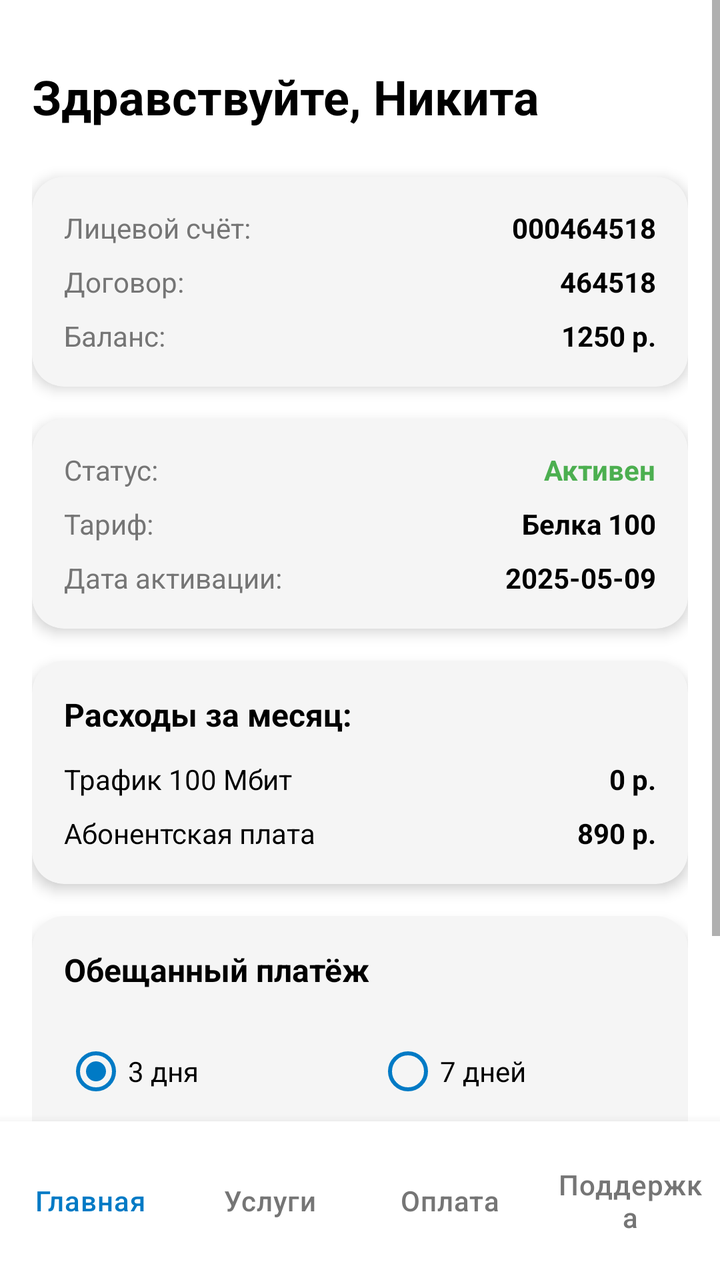
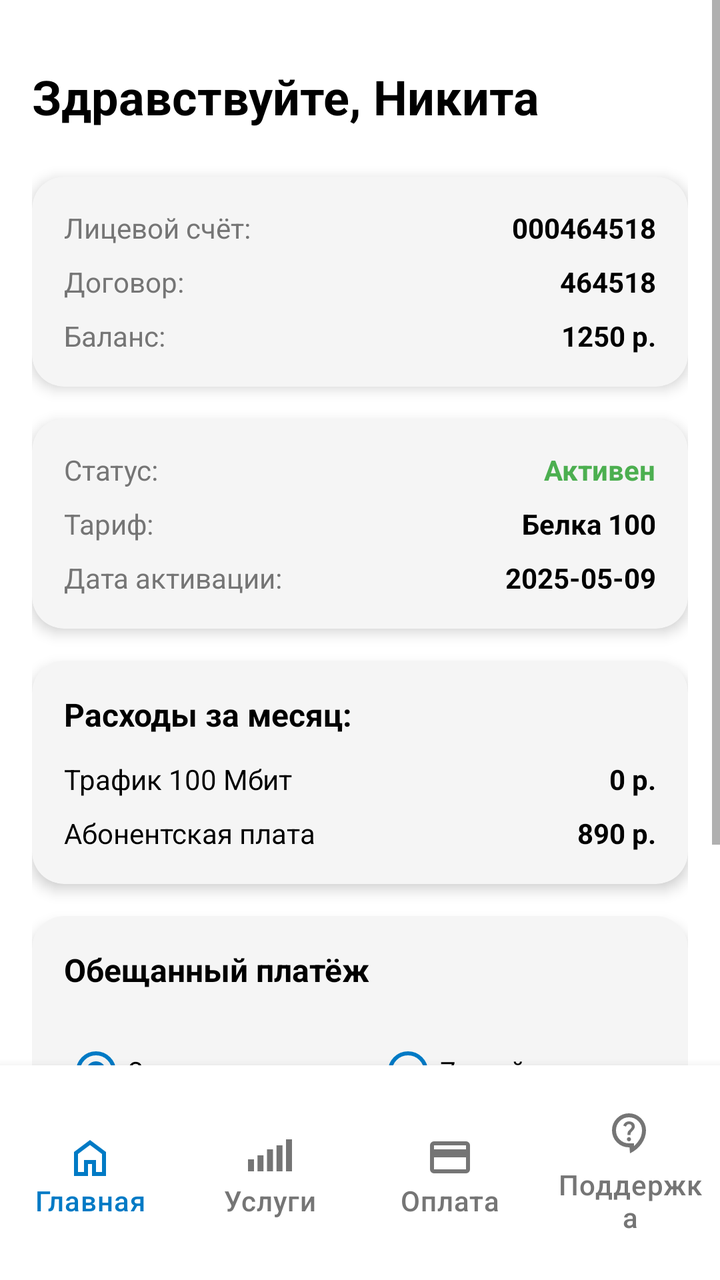

Two renders of the same Android screen: before a commit and after it. Below are the layout's source before the change and the commit's diff.
<!-- AndroidManifest.xml: application theme Theme.CarbonLK -->
<!-- res/layout/activity_main.xml -->
<?xml version="1.0" encoding="utf-8"?>
<androidx.constraintlayout.widget.ConstraintLayout
    xmlns:android="http://schemas.android.com/apk/res/android"
    xmlns:app="http://schemas.android.com/apk/res-auto"
    android:layout_width="match_parent"
    android:layout_height="match_parent"
    android:background="@color/white">

    
    <ScrollView
        android:id="@+id/scrollView"
        android:layout_width="match_parent"
        android:layout_height="0dp"
        android:fillViewport="true"
        app:layout_constraintTop_toTopOf="parent"
        app:layout_constraintBottom_toTopOf="@id/bottomNavigation"
        app:layout_constraintStart_toStartOf="parent"
        app:layout_constraintEnd_toEndOf="parent">

        <androidx.constraintlayout.widget.ConstraintLayout
            android:layout_width="match_parent"
            android:layout_height="wrap_content"
            android:padding="16dp"
            android:paddingBottom="16dp">

            
            <TextView
                android:id="@+id/greetingTextView"
                android:layout_width="wrap_content"
                android:layout_height="wrap_content"
                android:text="Здравствуйте, Никита"
                android:textSize="24sp"
                android:textStyle="bold"
                android:textColor="@color/black"
                app:layout_constraintTop_toTopOf="parent"
                app:layout_constraintStart_toStartOf="parent"
                android:layout_marginTop="16dp" />

            
            <androidx.cardview.widget.CardView
                android:id="@+id/accountCard"
                android:layout_width="0dp"
                android:layout_height="wrap_content"
                app:cardCornerRadius="16dp"
                app:cardElevation="4dp"
                app:cardBackgroundColor="@color/light_gray"
                app:contentPadding="16dp"
                app:layout_constraintTop_toBottomOf="@id/greetingTextView"
                app:layout_constraintStart_toStartOf="parent"
                app:layout_constraintEnd_toEndOf="parent"
                android:layout_marginTop="24dp">

                <LinearLayout
                    android:layout_width="match_parent"
                    android:layout_height="wrap_content"
                    android:orientation="vertical">

                    
                    <LinearLayout
                        android:layout_width="match_parent"
                        android:layout_height="wrap_content"
                        android:orientation="horizontal"
                        android:gravity="center_vertical"
                        android:layout_marginBottom="8dp">

                        <TextView
                            android:id="@+id/accountNumberLabel"
                            android:layout_width="0dp"
                            android:layout_height="wrap_content"
                            android:layout_weight="1"
                            android:text="Лицевой счёт:"
                            android:textSize="14sp"
                            android:textColor="@color/dark_gray" />

                        <TextView
                            android:id="@+id/accountNumberValue"
                            android:layout_width="wrap_content"
                            android:layout_height="wrap_content"
                            android:text="000464518"
                            android:textSize="14sp"
                            android:textStyle="bold"
                            android:textColor="@color/black" />

                    </LinearLayout>

                    
                    <LinearLayout
                        android:layout_width="match_parent"
                        android:layout_height="wrap_content"
                        android:orientation="horizontal"
                        android:gravity="center_vertical"
                        android:layout_marginBottom="8dp">

                        <TextView
                            android:id="@+id/contractLabel"
                            android:layout_width="0dp"
                            android:layout_height="wrap_content"
                            android:layout_weight="1"
                            android:text="Договор:"
                            android:textSize="14sp"
                            android:textColor="@color/dark_gray" />

                        <TextView
                            android:id="@+id/contractValue"
                            android:layout_width="wrap_content"
                            android:layout_height="wrap_content"
                            android:text="464518"
                            android:textSize="14sp"
                            android:textStyle="bold"
                            android:textColor="@color/black" />

                    </LinearLayout>

                    
                    <LinearLayout
                        android:layout_width="match_parent"
                        android:layout_height="wrap_content"
                        android:orientation="horizontal"
                        android:gravity="center_vertical"
                        android:layout_marginBottom="0dp">

                        <TextView
                            android:id="@+id/balanceLabel"
                            android:layout_width="0dp"
                            android:layout_height="wrap_content"
                            android:layout_weight="1"
                            android:text="Баланс:"
                            android:textSize="14sp"
                            android:textColor="@color/dark_gray" />

                        <TextView
                            android:id="@+id/balanceValue"
                            android:layout_width="wrap_content"
                            android:layout_height="wrap_content"
                            android:text="1250 р."
                            android:textSize="14sp"
                            android:textStyle="bold"
                            android:textColor="@color/black" />

                    </LinearLayout>

                </LinearLayout>

            </androidx.cardview.widget.CardView>

            
            <androidx.cardview.widget.CardView
                android:id="@+id/statusCard"
                android:layout_width="0dp"
                android:layout_height="wrap_content"
                app:cardCornerRadius="16dp"
                app:cardElevation="4dp"
                app:cardBackgroundColor="@color/light_gray"
                app:contentPadding="16dp"
                app:layout_constraintTop_toBottomOf="@id/accountCard"
                app:layout_constraintStart_toStartOf="parent"
                app:layout_constraintEnd_toEndOf="parent"
                android:layout_marginTop="16dp">

                <LinearLayout
                    android:layout_width="match_parent"
                    android:layout_height="wrap_content"
                    android:orientation="vertical">

                    
                    <LinearLayout
                        android:layout_width="match_parent"
                        android:layout_height="wrap_content"
                        android:orientation="horizontal"
                        android:gravity="center_vertical"
                        android:layout_marginBottom="8dp">

                        <TextView
                            android:id="@+id/statusLabel"
                            android:layout_width="0dp"
                            android:layout_height="wrap_content"
                            android:layout_weight="1"
                            android:text="Статус:"
                            android:textSize="14sp"
                            android:textColor="@color/dark_gray" />

                        <TextView
                            android:id="@+id/statusValue"
                            android:layout_width="wrap_content"
                            android:layout_height="wrap_content"
                            android:text="Активен"
                            android:textSize="14sp"
                            android:textStyle="bold"
                            android:textColor="@color/green" />

                    </LinearLayout>

                    
                    <LinearLayout
                        android:layout_width="match_parent"
                        android:layout_height="wrap_content"
                        android:orientation="horizontal"
                        android:gravity="center_vertical"
                        android:layout_marginBottom="8dp">

                        <TextView
                            android:id="@+id/tariffLabel"
                            android:layout_width="0dp"
                            android:layout_height="wrap_content"
                            android:layout_weight="1"
                            android:text="Тариф:"
                            android:textSize="14sp"
                            android:textColor="@color/dark_gray" />

                        <TextView
                            android:id="@+id/tariffValue"
                            android:layout_width="wrap_content"
                            android:layout_height="wrap_content"
                            android:text="Белка 100"
                            android:textSize="14sp"
                            android:textStyle="bold"
                            android:textColor="@color/black" />

                    </LinearLayout>

                    
                    <LinearLayout
                        android:layout_width="match_parent"
                        android:layout_height="wrap_content"
                        android:orientation="horizontal"
                        android:gravity="center_vertical"
                        android:layout_marginBottom="0dp">

                        <TextView
                            android:id="@+id/activationDateLabel"
                            android:layout_width="0dp"
                            android:layout_height="wrap_content"
                            android:layout_weight="1"
                            android:text="Дата активации:"
                            android:textSize="14sp"
                            android:textColor="@color/dark_gray" />

                        <TextView
                            android:id="@+id/activationDateValue"
                            android:layout_width="wrap_content"
                            android:layout_height="wrap_content"
                            android:text="2025-05-09"
                            android:textSize="14sp"
                            android:textStyle="bold"
                            android:textColor="@color/black" />

                    </LinearLayout>

                </LinearLayout>

            </androidx.cardview.widget.CardView>

            
            <androidx.cardview.widget.CardView
                android:id="@+id/expensesCard"
                android:layout_width="0dp"
                android:layout_height="wrap_content"
                app:cardCornerRadius="16dp"
                app:cardElevation="4dp"
                app:cardBackgroundColor="@color/light_gray"
                app:contentPadding="16dp"
                app:layout_constraintTop_toBottomOf="@id/statusCard"
                app:layout_constraintStart_toStartOf="parent"
                app:layout_constraintEnd_toEndOf="parent"
                android:layout_marginTop="16dp">

                <LinearLayout
                    android:layout_width="match_parent"
                    android:layout_height="wrap_content"
                    android:orientation="vertical">

                    
                    <TextView
                        android:id="@+id/expensesTitle"
                        android:layout_width="wrap_content"
                        android:layout_height="wrap_content"
                        android:text="Расходы за месяц:"
                        android:textSize="16sp"
                        android:textStyle="bold"
                        android:textColor="@color/black"
                        android:layout_marginBottom="12dp" />

                    
                    <LinearLayout
                        android:layout_width="match_parent"
                        android:layout_height="wrap_content"
                        android:orientation="horizontal"
                        android:gravity="center_vertical"
                        android:layout_marginBottom="8dp">

                        <TextView
                            android:id="@+id/trafficLabel"
                            android:layout_width="0dp"
                            android:layout_height="wrap_content"
                            android:layout_weight="1"
                            android:text="Трафик 100 Мбит"
                            android:textSize="14sp"
                            android:textColor="@color/black" />

                        <TextView
                            android:id="@+id/trafficExpense"
                            android:layout_width="wrap_content"
                            android:layout_height="wrap_content"
                            android:text="0 р."
                            android:textSize="14sp"
                            android:textStyle="bold"
                            android:textColor="@color/black" />

                    </LinearLayout>

                    
                    <LinearLayout
                        android:layout_width="match_parent"
                        android:layout_height="wrap_content"
                        android:orientation="horizontal"
                        android:gravity="center_vertical"
                        android:layout_marginBottom="0dp">

                        <TextView
                            android:id="@+id/subscriptionLabel"
                            android:layout_width="0dp"
                            android:layout_height="wrap_content"
                            android:layout_weight="1"
                            android:text="Абонентская плата"
                            android:textSize="14sp"
                            android:textColor="@color/black" />

                        <TextView
                            android:id="@+id/subscriptionExpense"
                            android:layout_width="wrap_content"
                            android:layout_height="wrap_content"
                            android:text="890 р."
                            android:textSize="14sp"
                            android:textStyle="bold"
                            android:textColor="@color/black" />

                    </LinearLayout>

                </LinearLayout>

            </androidx.cardview.widget.CardView>

            
            <androidx.cardview.widget.CardView
                android:id="@+id/paymentCard"
                android:layout_width="0dp"
                android:layout_height="wrap_content"
                app:cardCornerRadius="16dp"
                app:cardElevation="4dp"
                app:cardBackgroundColor="@color/light_gray"
                app:contentPadding="16dp"
                app:layout_constraintTop_toBottomOf="@id/expensesCard"
                app:layout_constraintStart_toStartOf="parent"
                app:layout_constraintEnd_toEndOf="parent"
                android:layout_marginTop="16dp">

                <LinearLayout
                    android:layout_width="match_parent"
                    android:layout_height="wrap_content"
                    android:orientation="vertical">

                    
                    <TextView
                        android:id="@+id/paymentTitle"
                        android:layout_width="wrap_content"
                        android:layout_height="wrap_content"
                        android:text="Обещанный платёж"
                        android:textSize="16sp"
                        android:textStyle="bold"
                        android:textColor="@color/black"
                        android:layout_marginBottom="16dp" />

                    
                    <RadioGroup
                        android:id="@+id/paymentRadioGroup"
                        android:layout_width="match_parent"
                        android:layout_height="wrap_content"
                        android:orientation="horizontal"
                        android:gravity="center"
                        android:layout_marginBottom="16dp">

                        <RadioButton
                            android:id="@+id/radio3days"
                            android:layout_width="0dp"
                            android:layout_height="wrap_content"
                            android:layout_weight="1"
                            android:text="3 дня"
                            android:textSize="14sp"
                            android:textColor="@color/black"
                            android:buttonTint="@color/purple_500"
                            android:checked="true"
                            android:layout_marginEnd="8dp" />

                        <RadioButton
                            android:id="@+id/radio7days"
                            android:layout_width="0dp"
                            android:layout_height="wrap_content"
                            android:layout_weight="1"
                            android:text="7 дней"
                            android:textSize="14sp"
                            android:textColor="@color/black"
                            android:buttonTint="@color/purple_500"
                            android:layout_marginStart="8dp" />

                    </RadioGroup>

                    
                    <com.google.android.material.button.MaterialButton
                        android:id="@+id/buttonTake"
                        android:layout_width="match_parent"
                        android:layout_height="48dp"
                        android:text="Взять"
                        android:textSize="16sp"
                        app:cornerRadius="8dp"
                        app:backgroundTint="@color/purple_500"
                        android:textColor="@color/white" />

                </LinearLayout>

            </androidx.cardview.widget.CardView>

            
            <Space
                android:layout_width="match_parent"
                android:layout_height="16dp"
                app:layout_constraintTop_toBottomOf="@id/paymentCard"
                app:layout_constraintStart_toStartOf="parent"
                app:layout_constraintEnd_toEndOf="parent" />

        </androidx.constraintlayout.widget.ConstraintLayout>

    </ScrollView>

    
    <LinearLayout
        android:id="@+id/bottomNavigation"
        android:layout_width="match_parent"
        android:layout_height="wrap_content"
        android:orientation="horizontal"
        android:gravity="center"
        android:background="@color/white"
        android:elevation="8dp"
        android:paddingVertical="8dp"
        app:layout_constraintBottom_toBottomOf="parent"
        app:layout_constraintStart_toStartOf="parent"
        app:layout_constraintEnd_toEndOf="parent">

        <com.google.android.material.button.MaterialButton
            android:id="@+id/navHome"
            style="@style/NavigationButton"
            android:layout_width="0dp"
            android:layout_height="wrap_content"
            android:layout_weight="1"
            android:text="Главная"
            android:textColor="@color/purple_500" />

        <com.google.android.material.button.MaterialButton
            android:id="@+id/navServices"
            style="@style/NavigationButton"
            android:layout_width="0dp"
            android:layout_height="wrap_content"
            android:layout_weight="1"
            android:text="Услуги"
            android:textColor="@color/dark_gray" />

        <com.google.android.material.button.MaterialButton
            android:id="@+id/navPayment"
            style="@style/NavigationButton"
            android:layout_width="0dp"
            android:layout_height="wrap_content"
            android:layout_weight="1"
            android:text="Оплата"
            android:textColor="@color/dark_gray" />

        <com.google.android.material.button.MaterialButton
            android:id="@+id/navSupport"
            style="@style/NavigationButton"
            android:layout_width="0dp"
            android:layout_height="wrap_content"
            android:layout_weight="1"
            android:text="Поддержка"
            android:textColor="@color/dark_gray" />

    </LinearLayout>

</androidx.constraintlayout.widget.ConstraintLayout>
<!-- resources referenced by this layout -->
<resources>
  <color name="black">#000000</color>
  <color name="dark_gray">#757575</color>
  <color name="green">#4CAF50</color>
  <color name="light_gray">#F5F5F5</color>
  <color name="purple_500">#007Ac5</color>
  <color name="white">#FFFFFF</color>
  <style name="NavigationButton" parent="Widget.MaterialComponents.Button.TextButton">
          <item name="android:textSize">14sp</item>
          <item name="android:textColor">@color/dark_gray</item>
          <item name="android:padding">8dp</item>
          <item name="android:letterSpacing">0.02</item>
          <item name="android:textAllCaps">false</item>  
      </style>
  <style name="Theme.CarbonLK" parent="Base.Theme.CarbonLK">
          
          <item name="android:textColor">@color/black</item>
          
          <item name="colorPrimary">@color/purple_500</item>
      </style>
  <style name="Base.Theme.CarbonLK" parent="Theme.MaterialComponents.Light.NoActionBar">
          <item name="colorPrimary">#007Ac5</item>
          <item name="colorPrimaryVariant">#0062a0</item>
          <item name="colorOnPrimary">#FFFFFF</item>
          <item name="colorSecondary">#007Ac5</item>
          <item name="colorSecondaryVariant">#0062a0</item>
          <item name="colorOnSecondary">#FFFFFF</item>
          <item name="android:windowBackground">@color/white</item>
      </style>
</resources>

<!-- the commit's change to res/layout/activity_main.xml (unified diff, before → after) -->
@@ -447,12 +447,14 @@
 
         <com.google.android.material.button.MaterialButton
             android:id="@+id/navHome"
-            style="@style/NavigationButton"
+            style="@style/NavigationButton.Active"
             android:layout_width="0dp"
             android:layout_height="wrap_content"
             android:layout_weight="1"
             android:text="Главная"
-            android:textColor="@color/purple_500" />
+            android:textColor="@color/purple_500"
+            app:icon="@drawable/ic_home"
+            app:iconGravity="textTop" />
 
         <com.google.android.material.button.MaterialButton
             android:id="@+id/navServices"
@@ -461,7 +463,9 @@
             android:layout_height="wrap_content"
             android:layout_weight="1"
             android:text="Услуги"
-            android:textColor="@color/dark_gray" />
+            android:textColor="@color/dark_gray"
+            app:icon="@drawable/ic_services"
+            app:iconGravity="textTop"/>
 
         <com.google.android.material.button.MaterialButton
             android:id="@+id/navPayment"
@@ -470,7 +474,9 @@
             android:layout_height="wrap_content"
             android:layout_weight="1"
             android:text="Оплата"
-            android:textColor="@color/dark_gray" />
+            android:textColor="@color/dark_gray"
+            app:icon="@drawable/ic_card"
+            app:iconGravity="textTop" />
 
         <com.google.android.material.button.MaterialButton
             android:id="@+id/navSupport"
@@ -479,7 +485,9 @@
             android:layout_height="wrap_content"
             android:layout_weight="1"
             android:text="Поддержка"
-            android:textColor="@color/dark_gray" />
+            android:textColor="@color/dark_gray"
+            app:icon="@drawable/ic_support"
+            app:iconGravity="textTop" />
 
     </LinearLayout>
 
<!-- resource entries referenced after the edit -->
@@ -6,12 +6,57 @@
   <color name="light_gray">#F5F5F5</color>
   <color name="purple_500">#007Ac5</color>
   <color name="white">#FFFFFF</color>
+  <!-- drawable ic_card (drawable) -->
+  <vector xmlns:android="http://schemas.android.com/apk/res/android"
+      android:width="24dp"
+      android:height="24dp"
+      android:viewportWidth="960"
+      android:viewportHeight="960">
+    <path
+        android:pathData="M880,240v480q0,33 -23.5,56.5T800,800L160,800q-33,0 -56.5,-23.5T80,720v-480q0,-33 23.5,-56.5T160,160h640q33,0 56.5,23.5T880,240ZM160,320h640v-80L160,240v80ZM160,480v240h640v-240L160,480ZM160,720v-480,480Z"
+        android:fillColor="#1f1f1f"/>
+  </vector>
+  <!-- drawable ic_home (drawable) -->
+  <vector xmlns:android="http://schemas.android.com/apk/res/android"
+      android:width="24dp"
+      android:height="24dp"
+      android:viewportWidth="960"
+      android:viewportHeight="960">
+    <path
+        android:pathData="M240,760h120v-240h240v240h120v-360L480,220 240,400v360ZM160,840v-480l320,-240 320,240v480L520,840v-240h-80v240L160,840ZM480,490Z"
+        android:fillColor="#1f1f1f"/>
+  </vector>
+  <!-- drawable ic_services (drawable) -->
+  <vector xmlns:android="http://schemas.android.com/apk/res/android"
+      android:width="24dp"
+      android:height="24dp"
+      android:viewportWidth="960"
+      android:viewportHeight="960">
+    <path
+        android:pathData="M40,800v-240h120v240L40,800ZM230,800v-320h120v320L230,800ZM420,800v-440h120v440L420,800ZM610,800v-520h120v520L610,800ZM800,800v-640h120v640L800,800Z"
+        android:fillColor="#1f1f1f"/>
+  </vector>
+  <!-- drawable ic_support (drawable) -->
+  <vector xmlns:android="http://schemas.android.com/apk/res/android"
+      android:width="24dp"
+      android:height="24dp"
+      android:viewportWidth="960"
+      android:viewportHeight="960">
+    <path
+        android:pathData="m480,880 l-10,-120h-10q-142,0 -241,-99t-99,-241q0,-142 99,-241t241,-99q71,0 132.5,26.5t108,73q46.5,46.5 73,108T800,420q0,75 -24.5,144t-67,128q-42.5,59 -101,107T480,880ZM560,734q71,-60 115.5,-140.5T720,420q0,-109 -75.5,-184.5T460,160q-109,0 -184.5,75.5T200,420q0,109 75.5,184.5T460,680h100v54ZM488,627q12,-12 12,-29t-12,-29q-12,-12 -29,-12t-29,12q-12,12 -12,29t12,29q12,12 29,12t29,-12ZM430,512h60q0,-30 6,-42t38,-44q18,-18 30,-39t12,-45q0,-51 -34.5,-76.5T460,240q-44,0 -74,24.5T344,324l56,22q5,-17 19,-33.5t41,-16.5q27,0 40.5,15t13.5,33q0,17 -10,30.5T480,402q-35,30 -42.5,47.5T430,512ZM460,447Z"
+        android:fillColor="#1f1f1f"/>
+  </vector>
   <style name="NavigationButton" parent="Widget.MaterialComponents.Button.TextButton">
           <item name="android:textSize">14sp</item>
           <item name="android:textColor">@color/dark_gray</item>
           <item name="android:padding">8dp</item>
           <item name="android:letterSpacing">0.02</item>
+          <item name="iconTint">@color/dark_gray</item>  
           <item name="android:textAllCaps">false</item>  
+      </style>
+  <style name="NavigationButton.Active" parent="NavigationButton">
+          <item name="android:textColor">@color/purple_500</item>
+          <item name="iconTint">@color/purple_500</item>  
       </style>
   <style name="Theme.CarbonLK" parent="Base.Theme.CarbonLK">
           
